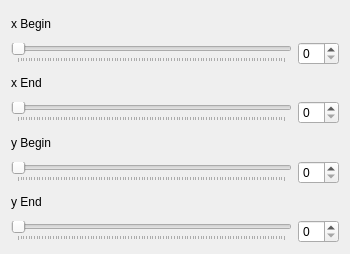
First picture: the form in views/cropimage.ui, repository tmramalho/bigCellBrotherGUI, before the edit.
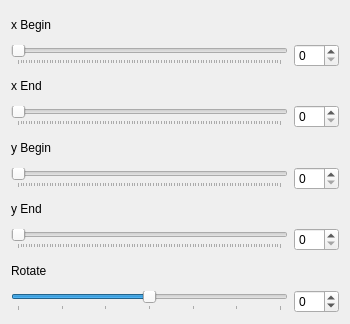
Second picture: the form after the edit.

```diff
--- a/views/cropimage.ui
+++ b/views/cropimage.ui
@@ -7,7 +7,7 @@
     <x>0</x>
     <y>0</y>
     <width>350</width>
-    <height>254</height>
+    <height>324</height>
    </rect>
   </property>
   <property name="sizePolicy">
@@ -22,6 +22,13 @@
   <layout class="QGridLayout" name="gridLayout">
    <item row="0" column="0">
     <layout class="QGridLayout" name="gridLayout_4">
+     <item row="8" column="0">
+      <widget class="QLabel" name="label_5">
+       <property name="text">
+        <string>Rotate</string>
+       </property>
+      </widget>
+     </item>
      <item row="3" column="0">
       <widget class="QSlider" name="xes">
        <property name="orientation">
@@ -102,6 +109,35 @@
      <item row="7" column="1">
       <widget class="QSpinBox" name="spinBox_4"/>
      </item>
+     <item row="9" column="0">
+      <widget class="QSlider" name="angle">
+       <property name="minimum">
+        <number>-90</number>
+       </property>
+       <property name="maximum">
+        <number>90</number>
+       </property>
+       <property name="orientation">
+        <enum>Qt::Horizontal</enum>
+       </property>
+       <property name="tickPosition">
+        <enum>QSlider::TicksBelow</enum>
+       </property>
+       <property name="tickInterval">
+        <number>30</number>
+       </property>
+      </widget>
+     </item>
+     <item row="9" column="1">
+      <widget class="QSpinBox" name="spinBox_5">
+       <property name="minimum">
+        <number>-90</number>
+       </property>
+       <property name="maximum">
+        <number>90</number>
+       </property>
+      </widget>
+     </item>
     </layout>
    </item>
   </layout>
```
